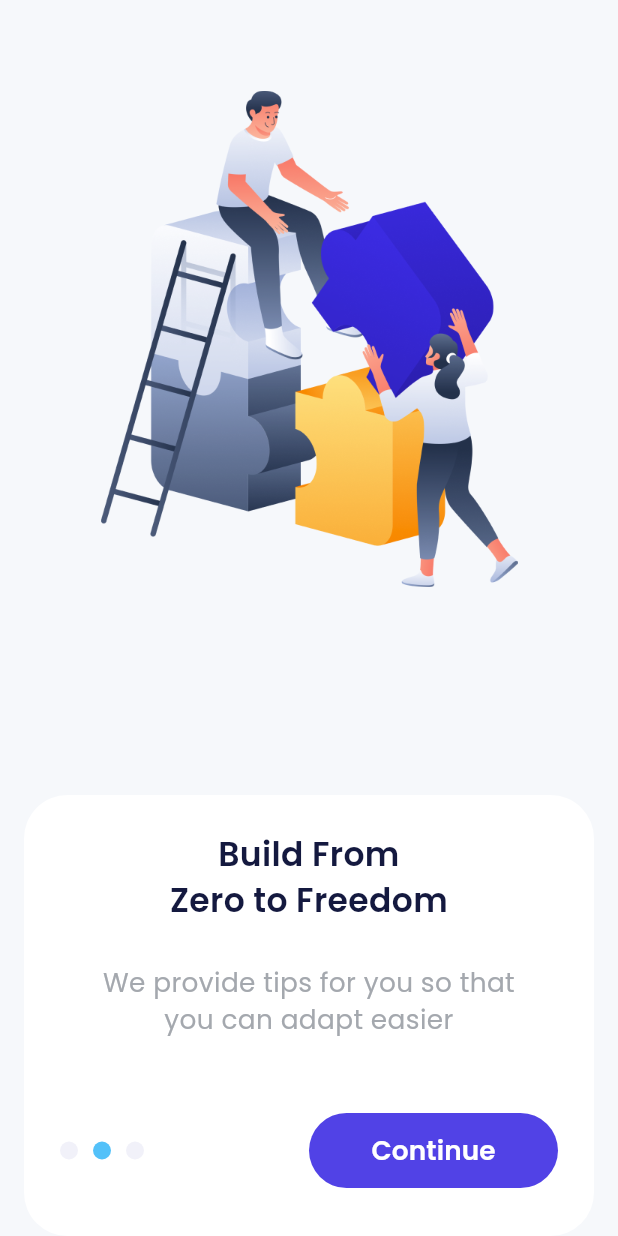
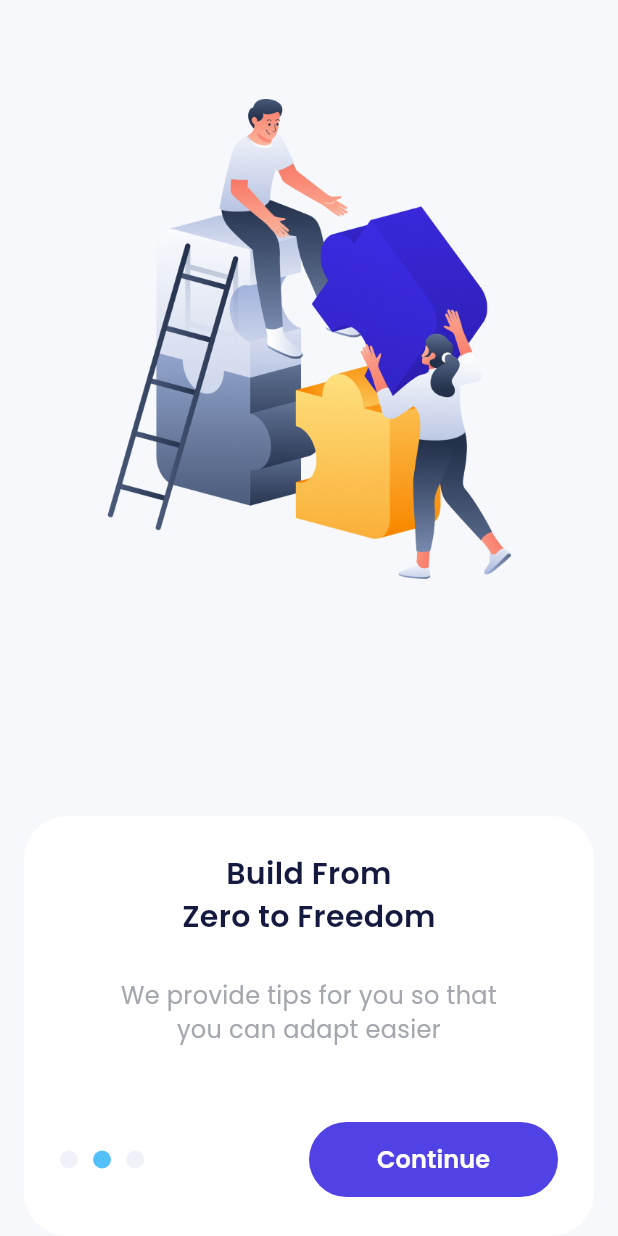
Before and after one commit to NasFahmi/project_bank_sha, a Flutter app: the screen it shows after launch, after a tap on "Continue", on a phone screen of 412 x 824 dp. Run offline on Flutter 3.47's test engine with Material 3 defaults, Android fonts, the light colour scheme and no system bars; drawn by our look-alikes of carousel_slider; our stand-ins replace device_preview, google_fonts.

Commit message:
add responsive config

```diff
--- a/lib/config/common/screen.dart
+++ b/lib/config/common/screen.dart
@@ -1,2 +1,75 @@
-const int mockupWidth = 375;
-const int mockupHeigh = 850;
+import 'package:flutter/rendering.dart';
+import 'package:flutter/widgets.dart';
+
+class SizeConfig {
+  static double? _screenWidth;
+  static double? _screenHeight;
+  static double _blockWidth = 0;
+  static double _blockHeight = 0;
+  static int mockupWidth = 375;
+  static int mockupHeigh = 850;
+
+  static double? textMultiplier;
+  static double? imageSizeMultiplier;
+  static double?
+      heightMultiplier; //!digunakan untuk widget yang membutuhkan heigh seperti sizedbox, container, dll
+  static double?
+      widthMultiplier; //! digunakan ntuk widget yang membutuhkan width seperti sizedbox, container, dll
+  static bool isPortrait = true;
+  static bool isMobilePortrait = false;
+
+  void init(BoxConstraints constraints, Orientation orientation) {
+    if (orientation == Orientation.portrait) {
+      _screenWidth = constraints.maxWidth;
+      _screenHeight = constraints.maxHeight;
+      isPortrait = true;
+      if (_screenWidth! < 450) {
+        isMobilePortrait = true;
+      }
+    } else {
+      _screenWidth = constraints.maxHeight;
+      _screenHeight = constraints.maxWidth;
+      isPortrait = false;
+      isMobilePortrait = false;
+    }
+
+    _blockWidth =
+        _screenWidth! / 100; //! jika screen width 390 maka akan menjidi 3.9
+    _blockHeight =
+        _screenHeight! / 100; //! jika screen height 844 maka akan Walkeridi 8.4
+
+    textMultiplier = _blockHeight; //! nilai sama dengan bloc height 8.4
+    imageSizeMultiplier = _blockWidth; //! nilai sama dengan bloc width 3.9
+    heightMultiplier = _blockHeight; //! nilai sama dengan bloc height 8.4
+    widthMultiplier = _blockWidth; //! nilai sama dengan bloc width 3.9
+
+    print('screen width = $_screenWidth');
+    print('screen height $_screenHeight');
+    print('block width = $_blockWidth');
+    print('block height = $_blockHeight');
+    print('text multiplier = $textMultiplier');
+    print('image multiplier = $imageSizeMultiplier');
+    print('height multiplier = $heightMultiplier');
+    print('width multiplier = $widthMultiplier');
+  }
+
+  static double calMultiplierText(double textSize) {
+    double size = textSize / textMultiplier!;
+    return double.parse((size * textMultiplier!).toStringAsFixed(1));
+  }
+
+  static double calMultiplierImage(double imageSize) {
+    double size = imageSize / imageSizeMultiplier!;
+    return double.parse((size * imageSizeMultiplier!).toStringAsFixed(1));
+  }
+
+  static double calWidthMultiplier(double widthSize) {
+    double size = widthSize / widthMultiplier!;
+    return double.parse((size * widthMultiplier!).toStringAsFixed(1));
+  }
+
+  static double calHeightMultiplier(double heightSize) {
+    double size = heightSize / heightMultiplier!;
+    return double.parse((size * heightMultiplier!).toStringAsFixed(1));
+  }
+}
--- a/lib/main.dart
+++ b/lib/main.dart
@@ -1,25 +1,41 @@
 import 'package:flutter/foundation.dart';
 import 'package:flutter/material.dart';
+import 'package:flutter/services.dart'; // Import the services.dart package
+import 'package:project_bank_sha/config/common/screen.dart';
 import 'package:project_bank_sha/presetation/ui/pages/splash_onboard/onboard_page.dart';
 import 'package:project_bank_sha/presetation/ui/pages/splash_onboard/splash_page.dart';
 import 'package:device_preview/device_preview.dart';
 import 'package:google_fonts/google_fonts.dart';
 
-void main() => runApp(
+void main() {
+  // // Lock orientation to portrait
+  // SystemChrome.setPreferredOrientations([
+  //   DeviceOrientation.portraitUp,
+  //   DeviceOrientation.portraitDown,
+  // ]);
+
+  runApp(
     DevicePreview(
       enabled: !kReleaseMode,
       builder: (context) => const MyApp(), // Wrap your app
     ),
   );
+}
 
 class MyApp extends StatelessWidget {
   const MyApp({super.key});
+
   @override
   Widget build(BuildContext context) {
-
+    return LayoutBuilder(
+      builder: (context, constraints) {
+        return OrientationBuilder(
+          builder: (context, orientation) {
+            SizeConfig().init(constraints, orientation);
             return MaterialApp(
               theme: ThemeData(
-        textTheme: GoogleFonts.poppinsTextTheme(Theme.of(context).textTheme),
+                textTheme:
+                    GoogleFonts.poppinsTextTheme(Theme.of(context).textTheme),
               ),
               useInheritedMediaQuery: true,
               locale: DevicePreview.locale(context),
@@ -27,5 +43,9 @@ class MyApp extends StatelessWidget {
               debugShowCheckedModeBanner: false,
               home: OnboardPage(),
             );
+          },
+        );
+      },
+    );
   }
 }
--- a/lib/presetation/ui/pages/splash_onboard/onboard_page.dart
+++ b/lib/presetation/ui/pages/splash_onboard/onboard_page.dart
@@ -27,10 +27,13 @@ class OnboardPageState extends State<OnboardPage> {
   int currentIndex = 0;
   @override
   Widget build(BuildContext context) {
-    final widthScreen = MediaQuery.of(context).size.width;
-    final heighScreen = MediaQuery.of(context).size.height;
-    final scale = mockupWidth / widthScreen;
-    final textScaleFactor = widthScreen / mockupWidth;
+    /**
+     * final widthScreen = MediaQuery.of(context).size.width;
+    * final heighScreen = MediaQuery.of(context).size.height;
+    * final scale = mockupWidth / widthScreen;
+    * final textScaleFactor = widthScreen / mockupWidth;
+     */
+
     return Scaffold(
       backgroundColor: grayBackgroundColorOnboard,
       body: SafeArea(
@@ -40,17 +43,33 @@ class OnboardPageState extends State<OnboardPage> {
             Expanded(
               child: Container(
                 margin: EdgeInsets.only(
-                  top: 40,
+                  // top: 4.75 *
+                  //     SizeConfig
+                  //         .heightMultiplier!, //disini heighnya adlaah 8.44 dimana 8.44* 4.75 kruang lebih 40
+                  top: SizeConfig.calHeightMultiplier(40),
                 ),
                 child: CarouselSlider(
                   items: [
-                    Image(image: AssetImage(imageOnboard1)),
-                    Image(image: AssetImage(imageOnboard2)),
-                    Image(image: AssetImage(imageOnboard3)),
+                    Image(
+                      image: AssetImage(
+                        imageOnboard1,
+                      ),
+                      fit: BoxFit.fill,
+                    ),
+                    Image(
+                      image: AssetImage(imageOnboard2),
+                      fit: BoxFit.fill,
+                    ),
+                    Image(
+                      image: AssetImage(imageOnboard3),
+                      fit: BoxFit.fill,
+                    ),
                   ],
                   options: CarouselOptions(
                     autoPlay: false,
-                    height: 331,
+                    // height:
+                    //     39 * SizeConfig.heightMultiplier!, //39* 8,44 adalah 331
+                    height: SizeConfig.calHeightMultiplier(320),
                     viewportFraction: 1,
                     initialPage: currentIndex,
                     enableInfiniteScroll: false,
@@ -79,7 +98,8 @@ class OnboardPageState extends State<OnboardPage> {
     return Flexible(
       child: Container(
         width: double.infinity,
-        height: 294,
+        // height: 34.75 * SizeConfig.heightMultiplier!,
+        height: SizeConfig.calHeightMultiplier(280),
         margin: EdgeInsets.symmetric(horizontal: 16),
         padding: EdgeInsets.all(24),
         decoration: BoxDecoration(
@@ -90,24 +110,24 @@ class OnboardPageState extends State<OnboardPage> {
           children: [
             Text(
               title[currentIndex],
-              textScaler: TextScaler.linear(
-                  MediaQuery.of(context).size.width / mockupWidth),
-              style: const TextStyle(
-                fontSize: 20,
+              // textScaler: TextScaler.linear(
+              //     MediaQuery.of(context).size.width / mockupWidth),
+              style: TextStyle(
+                fontSize: SizeConfig.calMultiplierText(20),
                 color: tittleColorFont,
                 fontWeight: FontWeight.w600,
               ),
               textAlign: TextAlign.center,
             ),
             SizedBox(
-              height: 26,
+              height: SizeConfig.calHeightMultiplier(26),
             ),
             Text(
               subtitle[currentIndex],
-              textScaler: TextScaler.linear(
-                  MediaQuery.of(context).size.width / mockupWidth),
-              style: const TextStyle(
-                fontSize: 16,
+              // textScaler: TextScaler.linear(
+              //     MediaQuery.of(context).size.width / mockupWidth),
+              style: TextStyle(
+                fontSize: SizeConfig.calMultiplierText(16),
                 color: secoundaryColorFont,
                 fontWeight: FontWeight.w400,
               ),
@@ -188,7 +208,7 @@ class OnboardPageState extends State<OnboardPage> {
                             'Sign in',
                             style: TextStyle(
                               color: btnSecoundryColor,
-                              fontSize: 16,
+                              fontSize: SizeConfig.calMultiplierText(16),
                               fontWeight: FontWeight.w600,
                             ),
                           ),
--- a/lib/presetation/ui/widgets/onboard_continue.dart
+++ b/lib/presetation/ui/widgets/onboard_continue.dart
@@ -19,8 +19,8 @@ class OnboardContinue extends StatelessWidget {
       ),
       onPressed: onPressed,
       child: Text(
-        textScaler:
-            TextScaler.linear(MediaQuery.of(context).size.width / mockupWidth),
+        // textScaler:
+        //     TextScaler.linear(MediaQuery.of(context).size.width / mockupWidth),
         title,
         style: TextStyle(
           color: whiteColor,
```
Lines whose indentation alone changed are shown as unchanged.
